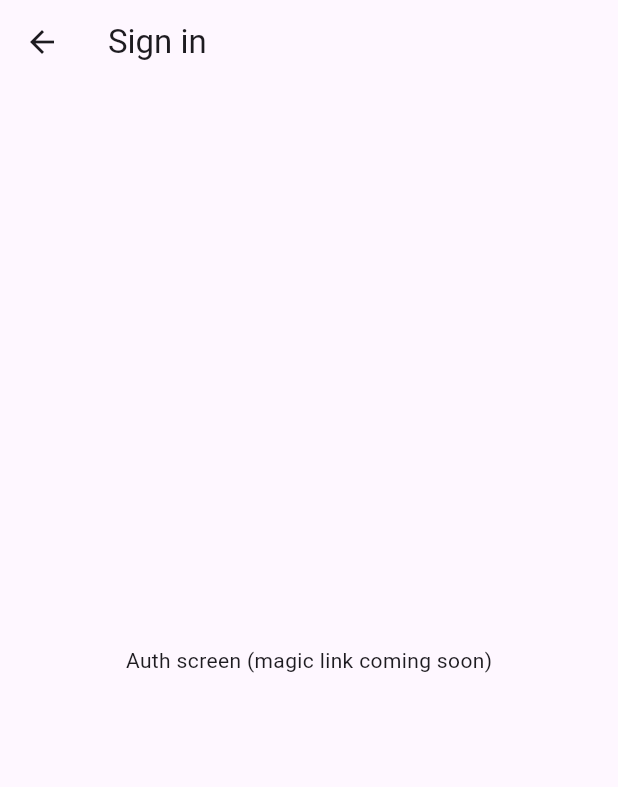
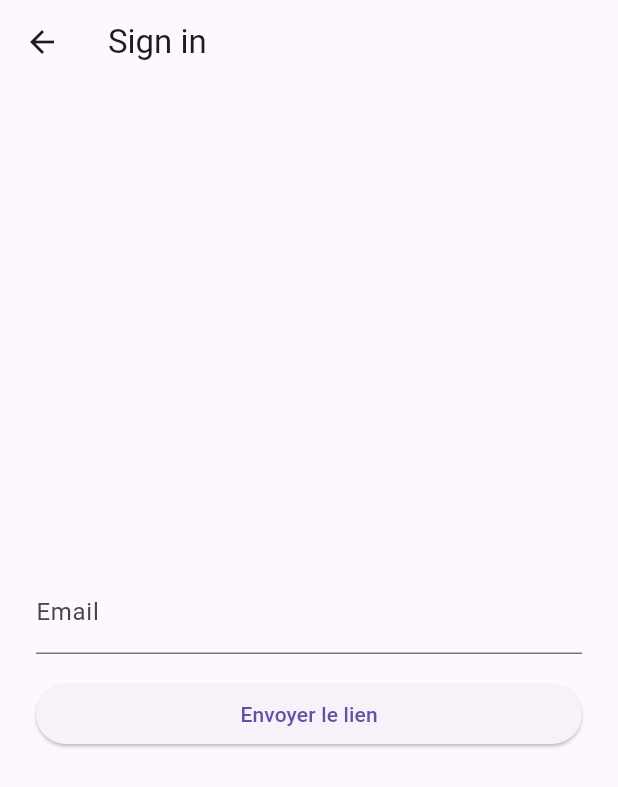
Before and after one commit to MORTAKI0/finmate, a Flutter app: the screen it shows after launch, after a tap on "Start now", on a phone screen of 412 x 824 dp. Shown: the top 787 px of the screen. Run offline on Flutter 3.47's test engine with Material 3 defaults, Android fonts, the phone set to English and light mode, and no system bars; our stand-ins replace equatable, flutter_bloc, supabase_flutter; accounts and stored records are empty.

```diff
--- a/lib/app/app.dart
+++ b/lib/app/app.dart
@@ -1,20 +1,44 @@
 import 'package:flutter/material.dart';
+import 'package:flutter_bloc/flutter_bloc.dart';
+import 'package:supabase_flutter/supabase_flutter.dart';
+
 import '../features/home/presentation/pages/home_page.dart';
 import '../features/auth/presentation/pages/sign_in_page.dart';
+import '../features/auth/presentation/pages/settings_page.dart';
+import '../features/auth/application/session_cubit.dart';
+import '../features/auth/application/session_state.dart';
 
 class FinMateApp extends StatelessWidget {
   const FinMateApp({super.key});
 
   @override
   Widget build(BuildContext context) {
-    return MaterialApp(
+    return BlocProvider(
+      create: (_) => SessionCubit(Supabase.instance.client),
+      child: MaterialApp(
         title: 'FinMate',
         debugShowCheckedModeBanner: false,
         initialRoute: '/',
         routes: <String, WidgetBuilder>{
           '/': (_) => const HomePage(),
           '/auth/sign-in': (_) => const SignInPage(),
+          '/settings': (_) => const SettingsPage(),
         },
+        builder: (context, child) {
+          return BlocListener<SessionCubit, SessionState>(
+            listenWhen: (p, c) => p.status != c.status,
+            listener: (context, state) {
+              final nav = Navigator.of(context);
+              if (state.status == AuthStatus.authenticated) {
+                nav.pushNamedAndRemoveUntil('/', (r) => false);
+              } else if (state.status == AuthStatus.unauthenticated) {
+                nav.pushNamedAndRemoveUntil('/auth/sign-in', (r) => false);
+              }
+            },
+            child: child!,
+          );
+        },
+      ),
     );
   }
 }
--- /dev/null
+++ b/lib/features/auth/application/session_cubit.dart
@@ -0,0 +1,64 @@
+import 'dart:async';
+import 'package:flutter_bloc/flutter_bloc.dart';
+import 'package:supabase_flutter/supabase_flutter.dart';
+import 'session_state.dart';
+
+class SessionCubit extends Cubit<SessionState> {
+  final SupabaseClient _supabase;
+  StreamSubscription<AuthState>? _sub;
+
+  SessionCubit(this._supabase) : super(SessionState.unknown()) {
+    _sub = _supabase.auth.onAuthStateChange.listen((data) async {
+      final event = data.event;
+      final session = data.session;
+
+      switch (event) {
+        case AuthChangeEvent.initialSession:
+        case AuthChangeEvent.signedIn:
+          if (session != null) {
+            emit(SessionState.authenticated(session));
+            await _ensureProfileDefaults();
+          }
+          break;
+        case AuthChangeEvent.signedOut:
+          emit(SessionState.unauthenticated());
+          break;
+        default:
+          // ignore other events
+          break;
+      }
+    });
+  }
+
+  Future<void> signOut() async {
+    emit(state.copyWith(isLoading: true, error: null));
+    try {
+      await _supabase.auth.signOut();
+    } catch (_) {
+      // Offline or network error — local session still cleared.
+    } finally {
+      emit(state.copyWith(isLoading: false));
+    }
+  }
+
+  Future<void> _ensureProfileDefaults() async {
+    try {
+      final uid = _supabase.auth.currentUser?.id;
+      if (uid == null) return;
+      await _supabase.from('profiles').upsert({
+        'id': uid,
+        'display_name': 'New user',
+        'base_currency': 'USD',
+        'theme': 'system',
+      }, onConflict: 'id');
+    } catch (_) {
+      // Table may not exist yet during early dev; ignore.
+    }
+  }
+
+  @override
+  Future<void> close() {
+    _sub?.cancel();
+    return super.close();
+  }
+}
--- /dev/null
+++ b/lib/features/auth/application/session_state.dart
@@ -0,0 +1,41 @@
+import 'package:equatable/equatable.dart';
+import 'package:supabase_flutter/supabase_flutter.dart';
+
+enum AuthStatus { unknown, authenticated, unauthenticated }
+
+class SessionState extends Equatable {
+  final AuthStatus status;
+  final Session? session;
+  final bool isLoading;
+  final String? error;
+
+  const SessionState({
+    required this.status,
+    this.session,
+    this.isLoading = false,
+    this.error,
+  });
+
+  factory SessionState.unknown() =>
+      const SessionState(status: AuthStatus.unknown);
+  factory SessionState.authenticated(Session s) =>
+      SessionState(status: AuthStatus.authenticated, session: s);
+  factory SessionState.unauthenticated() =>
+      const SessionState(status: AuthStatus.unauthenticated);
+
+  SessionState copyWith({
+    AuthStatus? status,
+    Session? session,
+    bool? isLoading,
+    String? error,
+  }) =>
+      SessionState(
+        status: status ?? this.status,
+        session: session ?? this.session,
+        isLoading: isLoading ?? this.isLoading,
+        error: error,
+      );
+
+  @override
+  List<Object?> get props => [status, session?.user.id, isLoading, error];
+}
--- a/lib/features/auth/presentation/pages/sign_in_page.dart
+++ b/lib/features/auth/presentation/pages/sign_in_page.dart
@@ -1,13 +1,99 @@
+import 'package:flutter/foundation.dart' show kIsWeb;
 import 'package:flutter/material.dart';
+import 'package:supabase_flutter/supabase_flutter.dart';
 
-class SignInPage extends StatelessWidget {
+class SignInPage extends StatefulWidget {
   const SignInPage({super.key});
+
+  @override
+  State<SignInPage> createState() => _SignInPageState();
+}
+
+class _SignInPageState extends State<SignInPage> {
+  final _formKey = GlobalKey<FormState>();
+  final _emailCtrl = TextEditingController();
+  bool _sending = false;
+
+  @override
+  void dispose() {
+    _emailCtrl.dispose();
+    super.dispose();
+  }
+
+  String? _validateEmail(String? v) {
+    final s = (v ?? '').trim();
+    if (s.isEmpty) return 'Email requis';
+    final ok = RegExp(r'^[^@\s]+@[^@\s]+\.[^@\s]+$').hasMatch(s);
+    if (!ok) return 'Email invalide';
+    return null;
+  }
+
+  Future<void> _sendMagicLink() async {
+    if (!_formKey.currentState!.validate()) return;
+    setState(() => _sending = true);
+    try {
+      final supabase = Supabase.instance.client;
+      await supabase.auth.signInWithOtp(
+        email: _emailCtrl.text.trim(),
+        // On web, pass null; on mobile, use custom scheme you configure below.
+        emailRedirectTo: kIsWeb ? null : 'finmate://login-callback/',
+      );
+      if (mounted) {
+        ScaffoldMessenger.of(context).showSnackBar(
+          const SnackBar(content: Text('Vérifiez votre boîte mail.')),
+        );
+      }
+    } catch (e) {
+      if (mounted) {
+        ScaffoldMessenger.of(context).showSnackBar(
+          SnackBar(content: Text('Erreur: $e')),
+        );
+      }
+    } finally {
+      if (mounted) setState(() => _sending = false);
+    }
+  }
 
   @override
   Widget build(BuildContext context) {
     return Scaffold(
       appBar: AppBar(title: const Text('Sign in')),
-      body: const Center(child: Text('Auth screen (magic link coming soon)')),
+      body: Center(
+        child: Padding(
+          padding: const EdgeInsets.all(24),
+          child: ConstrainedBox(
+            constraints: const BoxConstraints(maxWidth: 520),
+            child: Form(
+              key: _formKey,
+              child: Column(mainAxisSize: MainAxisSize.min, children: [
+                TextFormField(
+                  controller: _emailCtrl,
+                  decoration: const InputDecoration(
+                    labelText: 'Email',
+                    hintText: 'you@example.com',
+                  ),
+                  keyboardType: TextInputType.emailAddress,
+                  autofillHints: const [AutofillHints.email],
+                  validator: _validateEmail,
+                  enabled: !_sending,
+                ),
+                const SizedBox(height: 16),
+                SizedBox(
+                  width: double.infinity,
+                  child: ElevatedButton(
+                    onPressed: _sending ? null : _sendMagicLink,
+                    child: _sending
+                        ? const SizedBox(
+                            width: 18, height: 18, child: CircularProgressIndicator(strokeWidth: 2),
+                          )
+                        : const Text('Envoyer le lien'),
+                  ),
+                ),
+              ]),
+            ),
+          ),
+        ),
+      ),
     );
   }
 }
--- a/lib/features/home/presentation/pages/home_page.dart
+++ b/lib/features/home/presentation/pages/home_page.dart
@@ -1,10 +1,17 @@
 import 'package:flutter/material.dart';
+import 'package:flutter_bloc/flutter_bloc.dart';
+import '../../../auth/application/session_cubit.dart';
+import '../../../auth/application/session_state.dart';
 
 class HomePage extends StatelessWidget {
   const HomePage({super.key});
 
   void _goToAuth(BuildContext context) {
     Navigator.of(context).pushNamed('/auth/sign-in');
+  }
+
+  void _goToSettings(BuildContext context) {
+    Navigator.of(context).pushNamed('/settings');
   }
 
   @override
@@ -16,7 +23,10 @@ class HomePage extends StatelessWidget {
           padding: const EdgeInsets.symmetric(horizontal: 24.0),
           child: ConstrainedBox(
             constraints: const BoxConstraints(maxWidth: 520),
-            child: Column(
+            child: BlocBuilder<SessionCubit, SessionState>(
+              builder: (context, state) {
+                final isAuthed = state.status == AuthStatus.authenticated;
+                return Column(
                   mainAxisSize: MainAxisSize.min,
                   children: [
                     Text('FinMate', style: theme.textTheme.displaySmall),
@@ -27,7 +37,6 @@ class HomePage extends StatelessWidget {
                       style: theme.textTheme.bodyLarge,
                     ),
                     const SizedBox(height: 24),
-                // Placeholder illustration box (optional)
                     Container(
                       height: 140,
                       width: double.infinity,
@@ -36,17 +45,23 @@ class HomePage extends StatelessWidget {
                         borderRadius: BorderRadius.circular(16),
                         border: Border.all(width: 1, color: theme.dividerColor),
                       ),
-                  child: Text('Welcome to FinMate', style: theme.textTheme.titleMedium),
+                      child: Text(
+                        isAuthed ? 'Welcome back 👋' : 'Welcome to FinMate',
+                        style: theme.textTheme.titleMedium,
+                      ),
                     ),
                     const SizedBox(height: 32),
                     SizedBox(
                       width: double.infinity,
                       child: ElevatedButton(
-                    onPressed: () => _goToAuth(context),
-                    child: const Text('Start now'),
+                        onPressed: () =>
+                            isAuthed ? _goToSettings(context) : _goToAuth(context),
+                        child: Text(isAuthed ? 'Open Settings' : 'Start now'),
                       ),
                     ),
                   ],
+                );
+              },
             ),
           ),
         ),
--- a/lib/main.dart
+++ b/lib/main.dart
@@ -1,7 +1,19 @@
 import 'package:flutter/material.dart';
+import 'package:supabase_flutter/supabase_flutter.dart';
 import 'app/app.dart';
 
-void main() {
+Future<void> main() async {
   WidgetsFlutterBinding.ensureInitialized();
+
+  // Read from --dart-define or --dart-define-from-file
+  const supabaseUrl = String.fromEnvironment('SUPABASE_URL');
+  const supabaseAnonKey = String.fromEnvironment('SUPABASE_ANON_KEY');
+
+  await Supabase.initialize(
+    url: supabaseUrl,
+    anonKey: supabaseAnonKey,
+    // Default auth flow works for magic links created from this app.
+  );
+
   runApp(const FinMateApp());
 }
```
Also changed, not shown: lib/features/auth/presentation/pages/settings_page.dart (added, +49 -0 lines), 2 other files. Lines whose indentation alone changed are shown as unchanged.
